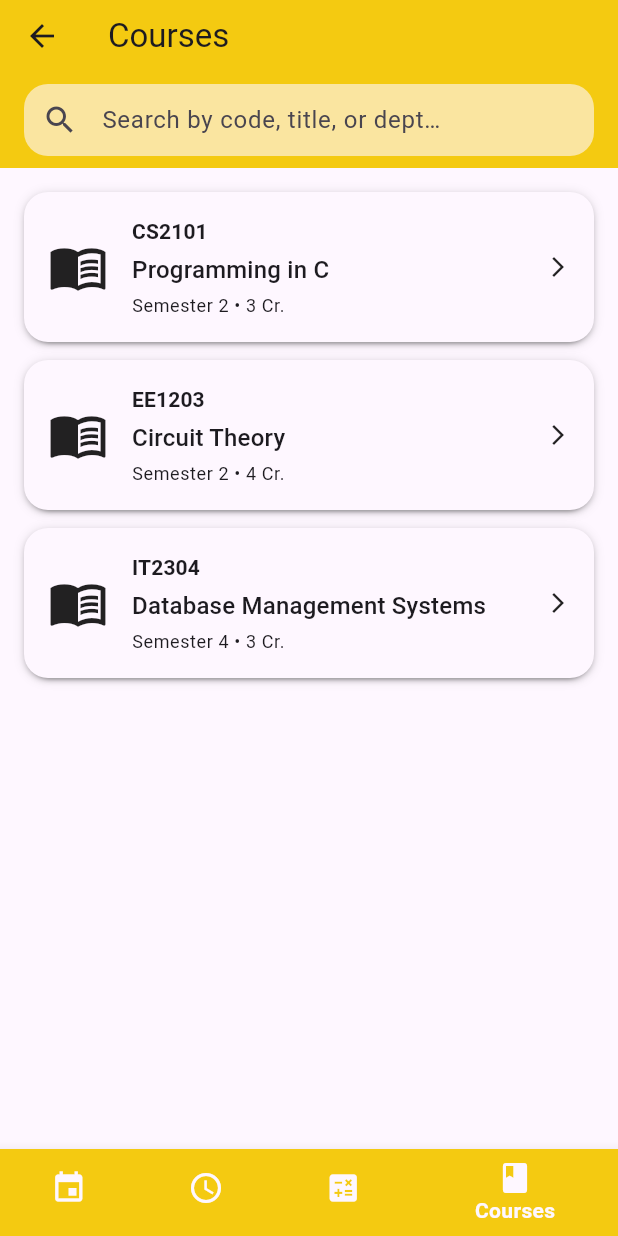
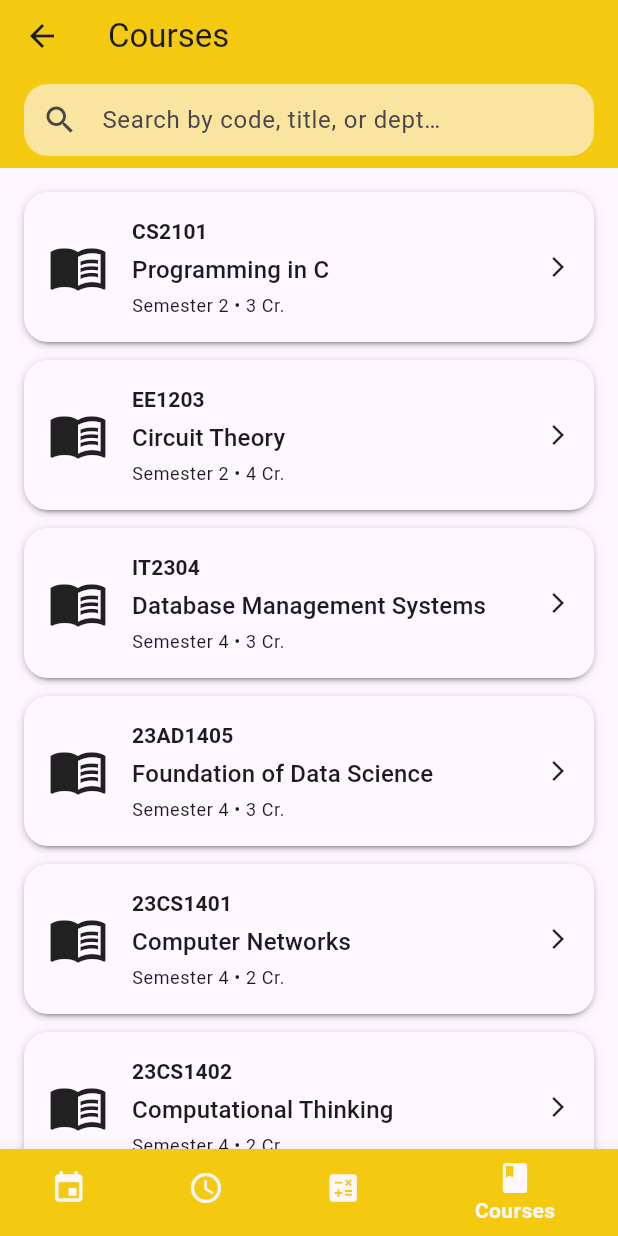
Before and after one commit to Deepak-2712/PEC_APP, a Flutter app: the HomeScreen screen opened by its route, item 4 of the bottom bar chosen, on a phone screen of 412 x 824 dp. Run offline on Flutter 3.47's test engine with Material 3 defaults, Android fonts, the phone set to English and light mode, and no system bars; our stand-ins replace video_player.

Commit message:
recently edited

```diff
--- a/collegeapp/lib/courses_screen.dart
+++ b/collegeapp/lib/courses_screen.dart
@@ -45,7 +45,51 @@ final List<Course> kCourses = [
     semester: 4,
     department: 'IT',
   ),
-  // … add more …
+   Course(
+    code: '23AD1405',
+    title: 'Foundation of Data Science',
+    description:
+        'Introduces essential data handling, visualization, and basic statistical analysis techniques.',
+    credits: 3,
+    semester: 4,
+    department: 'CSE',
+  ),
+   Course(
+    code: '23CS1401',
+    title: 'Computer Networks',
+    description:
+        'Covers the fundamentals of network architecture, protocols, and communication systems.',
+    credits: 2,
+    semester: 4,
+    department: 'CSE',
+  ),
+   Course(
+    code: '23CS1402',
+    title: 'Computational Thinking',
+    description:
+        'Teaches logical problem-solving using abstraction, pattern recognition, and algorithms.',
+    credits: 2,
+    semester: 4,
+    department: 'CSE',
+  ),
+   Course(
+    code: '23IT1401',
+    title: 'Object Oriented Software Engineering',
+    description:
+        'Focuses on designing software using object-oriented principles and development practices.',
+    credits: 3,
+    semester: 4,
+    department: 'IT',
+  ),
+   Course(
+    code: '23MA1401',
+    title: 'Probability and Statistical Method',
+    description:
+        'Provides foundational knowledge in probability theory and statistical data analysis.',
+    credits: 4,
+    semester: 4,
+    department: 'CSE',
+  ),
 ];
 
 class CoursesScreen extends StatefulWidget {
--- a/collegeapp/lib/main.dart
+++ b/collegeapp/lib/main.dart
@@ -273,7 +273,7 @@ class EventsScreen extends StatelessWidget {
                     child: Center(
                       child: Image.asset(
                         item["image"]!,
-                        height: 135,
+                        height: 130,
                         fit: BoxFit.contain,
                       ),
                     ),
```
